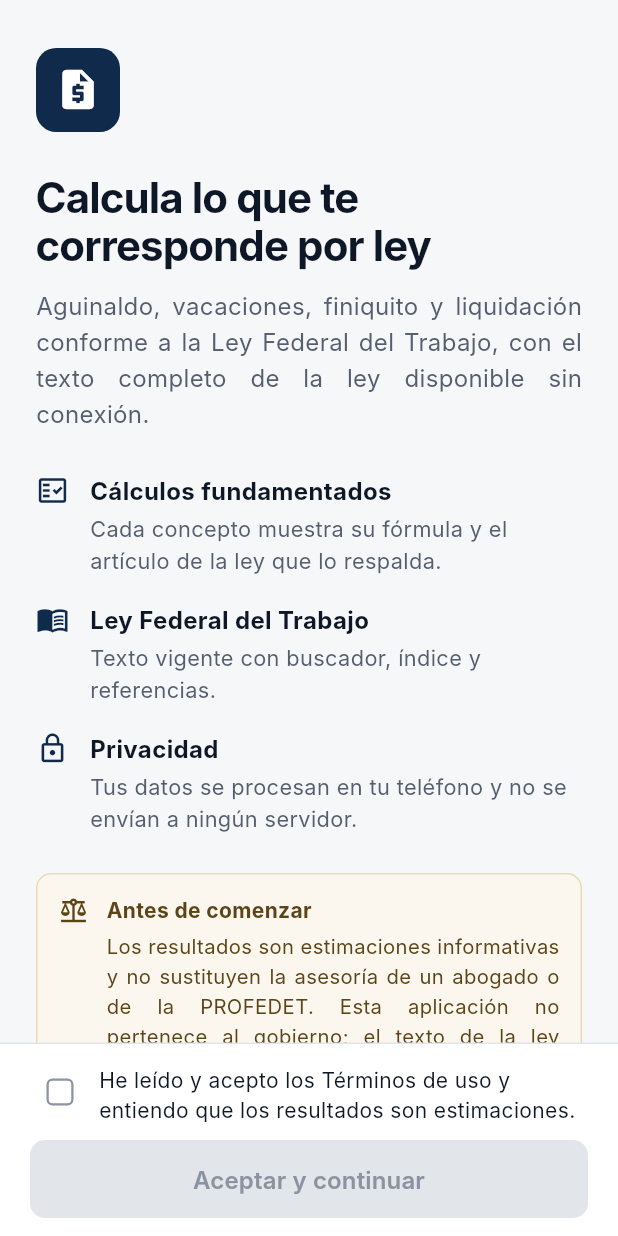
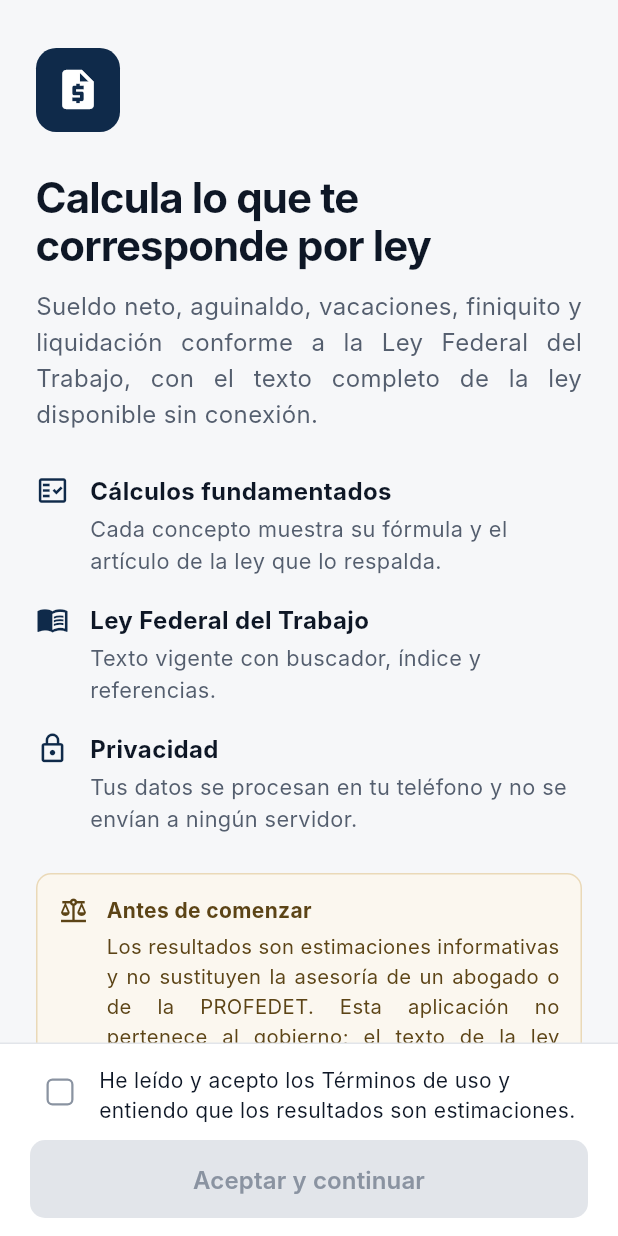
Before and after one commit to danycaro147/calculadora-laboral-bc, a Flutter app: the screen it shows after launch, on a phone screen of 412 x 824 dp. Run offline on Flutter 3.47's test engine with Material 3 defaults, Android fonts, the phone set to English and light mode, and no system bars.

Commit message:
Bienvenida menciona sueldo neto
Co-Authored-By: Claude Opus 5.5 <noreply@anthropic.com>
Claude-Session: https://claude.ai/code/session_01PCsc9toEahD2gzhsjbsxbq

```diff
--- a/lib/welcome.dart
+++ b/lib/welcome.dart
@@ -95,9 +95,9 @@ class _WelcomeScreenState extends State<WelcomeScreen> {
                     color: t.text)),
             const SizedBox(height: 12),
             const Para(
-                'Aguinaldo, vacaciones, finiquito y liquidación conforme a la Ley '
-                'Federal del Trabajo, con el texto completo de la ley disponible sin '
-                'conexión.',
+                'Sueldo neto, aguinaldo, vacaciones, finiquito y liquidación conforme '
+                'a la Ley Federal del Trabajo, con el texto completo de la ley '
+                'disponible sin conexión.',
                 size: 16),
             const SizedBox(height: 28),
             feature(Icons.fact_check_outlined, 'Cálculos fundamentados',
```
